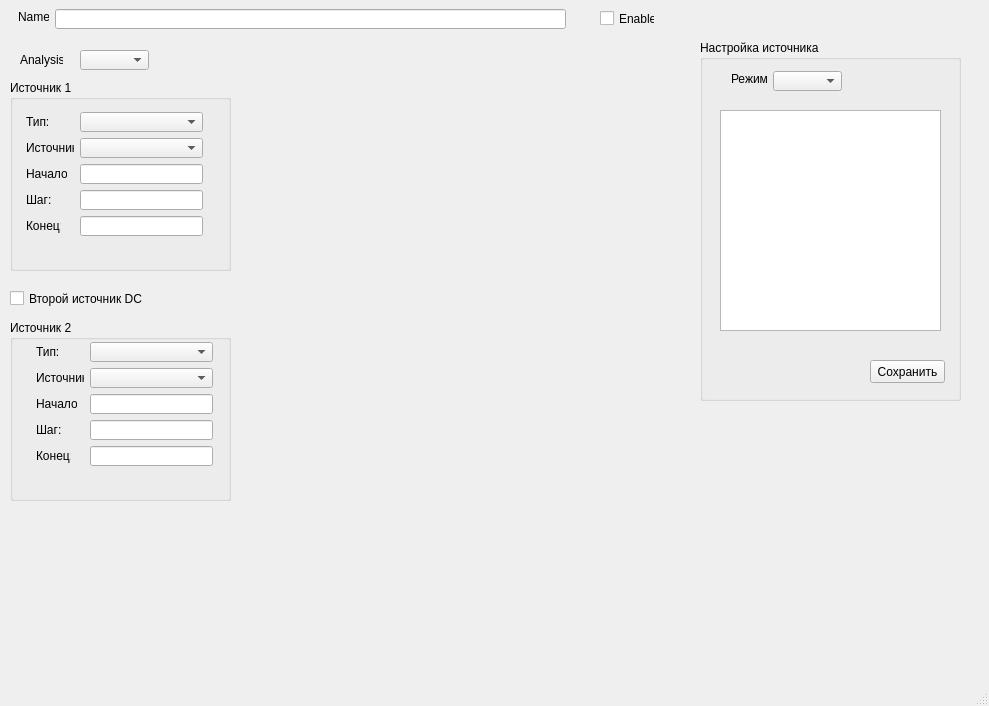
Before: the Qt Designer form src/Tsunami/AnalysisWindow.ui in maluginp/Tsunami, drawn with Qt 5.
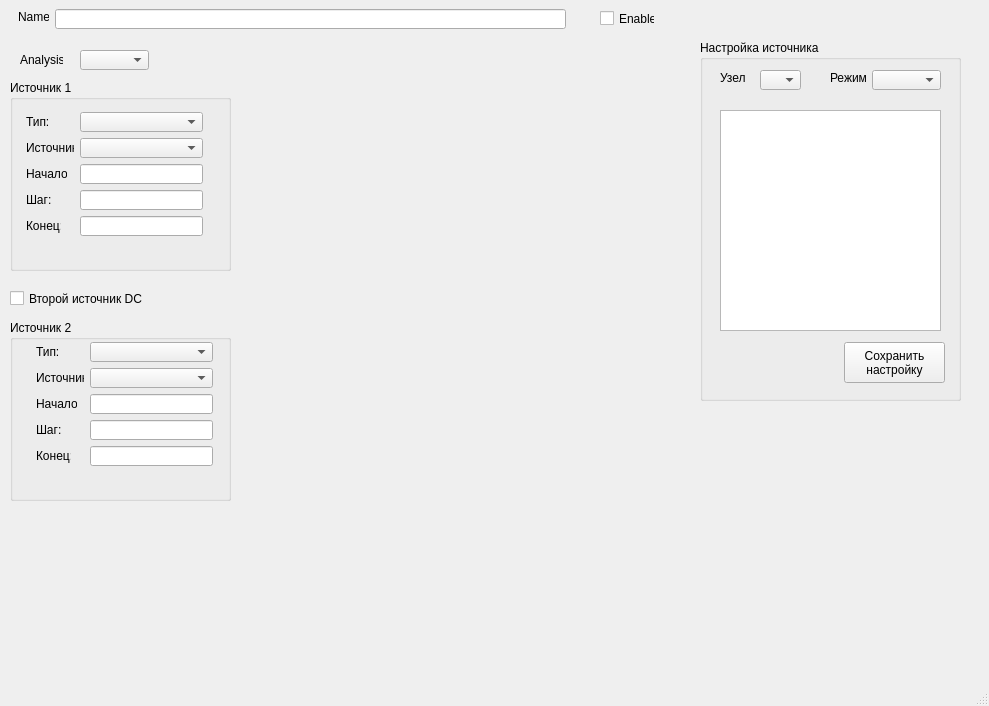
After: the same form once the commit is applied. Custom widgets are drawn as their Qt base class.

Commit message: Изменения формы настройки источника

```diff
--- a/src/Tsunami/AnalysisWindow.ui
+++ b/src/Tsunami/AnalysisWindow.ui
@@ -97,8 +97,8 @@
     <widget class="QComboBox" name="sourceModeComboBox">
      <property name="geometry">
       <rect>
-       <x>73</x>
-       <y>31</y>
+       <x>172</x>
+       <y>30</y>
        <width>69</width>
        <height>20</height>
       </rect>
@@ -107,8 +107,8 @@
     <widget class="QLabel" name="label_16">
      <property name="geometry">
       <rect>
-       <x>31</x>
-       <y>31</y>
+       <x>130</x>
+       <y>30</y>
        <width>36</width>
        <height>16</height>
       </rect>
@@ -120,14 +120,38 @@
     <widget class="QPushButton" name="pushButton">
      <property name="geometry">
       <rect>
-       <x>170</x>
-       <y>320</y>
-       <width>75</width>
-       <height>23</height>
+       <x>144</x>
+       <y>302</y>
+       <width>101</width>
+       <height>41</height>
       </rect>
      </property>
      <property name="text">
-      <string>Сохранить</string>
+      <string>Сохранить
+настройку</string>
+     </property>
+    </widget>
+    <widget class="QComboBox" name="sourceNodeComboBox">
+     <property name="geometry">
+      <rect>
+       <x>60</x>
+       <y>30</y>
+       <width>41</width>
+       <height>20</height>
+      </rect>
+     </property>
+    </widget>
+    <widget class="QLabel" name="label_17">
+     <property name="geometry">
+      <rect>
+       <x>20</x>
+       <y>30</y>
+       <width>36</width>
+       <height>16</height>
+      </rect>
+     </property>
+     <property name="text">
+      <string>Узел</string>
      </property>
     </widget>
    </widget>
```
Left out of the diff: 4 changed lines with no effect on the pictures. The commit also changes 2 other files.
